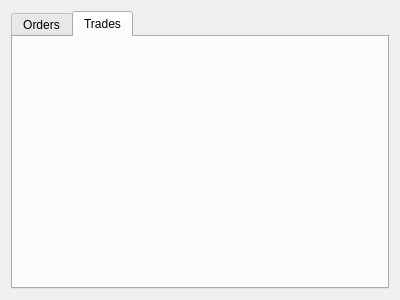
Above: ui/MarketManagementContent.ui from MarynychViktor/qt_market before the change. Below: the same form after it.
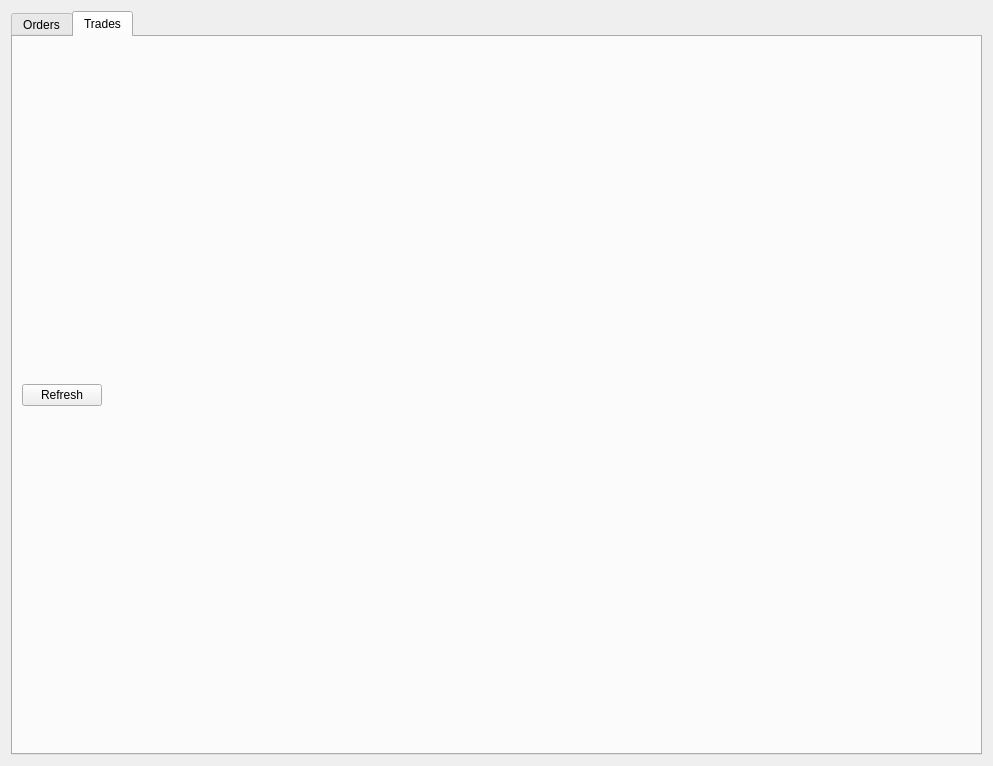
That is the form after the change.

Commit message: Added logic to refresh model

What changed in the file:
```diff
--- a/ui/MarketManagementContent.ui
+++ b/ui/MarketManagementContent.ui
@@ -6,8 +6,8 @@
    <rect>
     <x>0</x>
     <y>0</y>
-    <width>400</width>
-    <height>300</height>
+    <width>993</width>
+    <height>766</height>
    </rect>
   </property>
   <property name="windowTitle">
@@ -35,7 +35,54 @@
       </attribute>
       <layout class="QHBoxLayout" name="tradesTab_2">
        <item>
-        <layout class="QVBoxLayout" name="tradesContent"/>
+        <layout class="QVBoxLayout" name="tradesWrapper" stretch="1,25">
+         <property name="spacing">
+          <number>6</number>
+         </property>
+         <property name="sizeConstraint">
+          <enum>QLayout::SetDefaultConstraint</enum>
+         </property>
+         <item>
+          <layout class="QHBoxLayout" name="tradesHeader" stretch="0,0">
+           <property name="spacing">
+            <number>0</number>
+           </property>
+           <property name="sizeConstraint">
+            <enum>QLayout::SetDefaultConstraint</enum>
+           </property>
+           <item>
+            <widget class="QPushButton" name="tradesRefresh">
+             <property name="text">
+              <string>Refresh</string>
+             </property>
+            </widget>
+           </item>
+           <item>
+            <spacer name="horizontalSpacer">
+             <property name="orientation">
+              <enum>Qt::Horizontal</enum>
+             </property>
+             <property name="sizeHint" stdset="0">
+              <size>
+               <width>40</width>
+               <height>20</height>
+              </size>
+             </property>
+            </spacer>
+           </item>
+          </layout>
+         </item>
+         <item>
+          <layout class="QVBoxLayout" name="tradesContent" stretch="">
+           <property name="spacing">
+            <number>10</number>
+           </property>
+           <property name="sizeConstraint">
+            <enum>QLayout::SetDefaultConstraint</enum>
+           </property>
+          </layout>
+         </item>
+        </layout>
        </item>
       </layout>
      </widget>
```
The commit also changes 27 other files.
